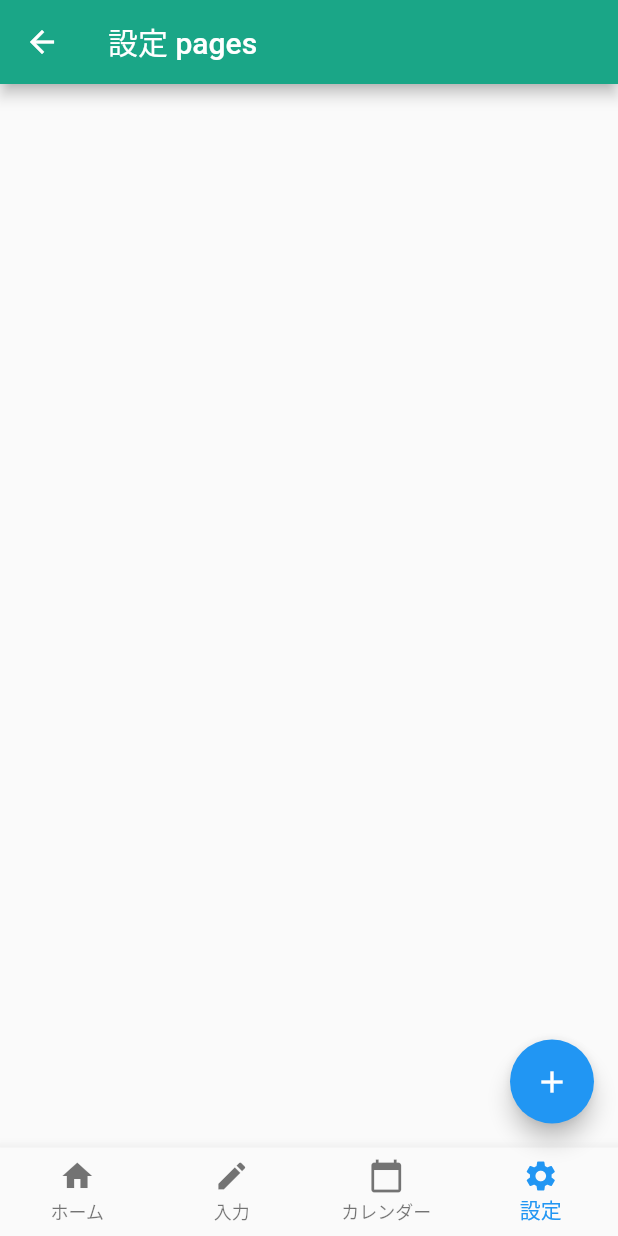
After one commit to kouyoumikan/test_app, a Flutter app: the Setting screen opened by its route, on a phone screen of 412 x 824 dp. The commit adds this screen. Run offline on Flutter 3.47's test engine with Material 2 defaults, Android fonts, the phone set to English and light mode, and no system bars; our stand-ins replace flutter_form_builder, table_calendar.

Commit message:
設定画面の作成

```diff
--- a/lib/main.dart
+++ b/lib/main.dart
@@ -4,6 +4,8 @@ import 'package:test_app/pages/add_event.dart';
 
 import 'package:test_app/pages/calendar.dart';
 import 'package:test_app/pages/home.dart';
+import 'package:test_app/pages/setting.dart';
+import 'package:test_app/pages/view_event.dart';
 
 void main() {
 //  runApp(MyApp());
@@ -26,88 +28,9 @@ class MyApp extends StatelessWidget {
         '/home': (context) => Home(), // ホーム画面
         '/calendar': (context) => Calendar(), // カレンダー画面
         '/add_event': (context) => AddEvent(), // カレンダー入力画面
+        '/view_event': (context) => ViewEvent(), // カレンダー入力画面
+        '/setting': (context) => Setting(), // 設定画面
       },
     );
   }
 }
-
-//void main() {
-//  initializeDateFormatting().then((_) => runApp(MyApp()));
-//}
-
-//class MyApp extends StatelessWidget {
-//  @override
-//  Widget build(BuildContext context) {
-//    return MaterialApp(
-//      title: 'TableCalendar Example',
-//      theme: ThemeData(
-//        primarySwatch: Colors.blue,
-//      ),
-//      home: StartPage(),
-//    );
-//  }
-//}
-//
-//class StartPage extends StatefulWidget {
-//  @override
-//  _StartPageState createState() => _StartPageState();
-//}
-//
-//class _StartPageState extends State<StartPage> {
-//  @override
-//  Widget build(BuildContext context) {
-//    return Scaffold(
-//      appBar: AppBar(
-//        title: Text('TableCalendar Example'),
-//      ),
-//      body: Center(
-//        child: Column(
-//          mainAxisAlignment: MainAxisAlignment.center,
-//          children: [
-//            const SizedBox(height: 20.0),
-//            ElevatedButton(
-//              child: Text('Basics'),
-//              onPressed: () => Navigator.push(
-//                context,
-//                MaterialPageRoute(builder: (_) => Home()),
-//              ),
-//            ),
-//            const SizedBox(height: 12.0),
-//            ElevatedButton(
-//              child: Text('Range Selection'),
-//              onPressed: () => Navigator.push(
-//                context,
-//                MaterialPageRoute(builder: (_) => Calendar()),
-//              ),
-//            ),
-//            const SizedBox(height: 12.0),
-//            ElevatedButton(
-//              child: Text('Events'),
-//              onPressed: () => Navigator.push(
-//                context,
-//                MaterialPageRoute(builder: (_) => TableEventsExample()),
-//              ),
-//            ),
-//            const SizedBox(height: 12.0),
-//            ElevatedButton(
-//              child: Text('Multiple Selection'),
-//              onPressed: () => Navigator.push(
-//                context,
-//                MaterialPageRoute(builder: (_) => TableMultiExample()),
-//              ),
-//            ),
-//            const SizedBox(height: 12.0),
-//            ElevatedButton(
-//              child: Text('Complex'),
-//              onPressed: () => Navigator.push(
-//                context,
-//                MaterialPageRoute(builder: (_) => TableComplexExample()),
-//              ),
-//            ),
-//            const SizedBox(height: 20.0),
-//          ],
-//        ),
-//      ),
-//    );
-//  }
-//}
--- /dev/null
+++ b/lib/pages/setting.dart
@@ -0,0 +1,86 @@
+import 'package:flutter/material.dart';
+
+import 'package:table_calendar/table_calendar.dart';
+import 'package:test_app/model/routes.dart';
+import 'package:test_app/model/colors.dart';
+
+import 'event.dart';
+
+class Setting extends StatefulWidget {
+  @override
+  _SettingState createState() => _SettingState();
+}
+
+class _SettingState extends State<Setting> {
+
+  @override
+  Widget build(BuildContext context) {
+    return Scaffold(
+      appBar: AppBar(
+        title: Text('設定 pages'),
+          backgroundColor: AppColors.accentColor,
+//        actions: <Widget>[
+//          IconButton(
+//            icon: Icon(Icons.person),
+//            onPressed: () => Navigator.pushNamed(context, "/home"),
+//          )
+//        ],
+      ),
+      body: SingleChildScrollView(
+        child: Column(
+          crossAxisAlignment: CrossAxisAlignment.start,
+          children: <Widget>[
+
+          ],
+        ),
+      ),
+      bottomNavigationBar: BottomNavigationBar(
+        type: BottomNavigationBarType.fixed,
+        currentIndex: 3, // 現在選択しているアイコンの色をハイライト表示
+        items: [
+          // BottomNavigationBarItemに表示するリスト
+          BottomNavigationBarItem(
+            icon: Icon(Icons.home),
+            title: Text("ホーム"),
+          ),
+          BottomNavigationBarItem(
+            icon: Icon(Icons.create),
+            title: Text("入力"),
+          ),
+          BottomNavigationBarItem(
+            icon: Icon(Icons.calendar_today),
+            title: Text("カレンダー"),
+          ),
+          BottomNavigationBarItem(
+            icon: Icon(Icons.settings),
+            title: Text("設定"),
+          ),
+        ],
+        // ナビゲーションバーのアイコンをタップしたときの処理
+        onTap: (int index) {
+          print(index); // デバッグ用に出力（タップされたボタンによって数値がかわる）
+          if (index == 0) {
+            // First Icon が押されたときは前の画面に戻る
+            // Navigator.of(context).pop();
+            //Navigator.of(context).pushNamed("/home");
+          } else if (index == 1) {
+            Navigator.of(context).pushNamed("/view_event");
+          } else if (index == 2) {
+            Navigator.of(context).pushNamed("/calendar");
+          } else if (index == 3) {
+            //Navigator.of(context).pushNamed("/setting");
+          }
+        },
+      ),
+      floatingActionButton: FloatingActionButton(
+        child: Icon(Icons.add),
+        onPressed: () {
+          Navigator.pushNamed(context, '/view_event');
+          //Navigator.pushNamed(context, AppRoutes.addEvent, arguments: selectedDay);
+        },
+        //onPressed: () => Navigator.pushNamed(context, '/add_event'),
+        //onPressed: () => Navigator.of(context).pushNamed("/add_event"),
+      ),
+    );
+  }
+}
--- a/pubspec.yaml
+++ b/pubspec.yaml
@@ -33,6 +33,7 @@ dependencies:
   intl: ^0.17.0
   flutter_riverpod: ^0.14.0+3
   flutter_form_builder: ^6.0.1
+  shared_preferences: ^2.0.6
 #  firebase_helpers: ^0.4.0
 #  cloud_firestore: ^2.2.2
 
```
Also changed, not shown: pubspec.lock, 1 other file.
